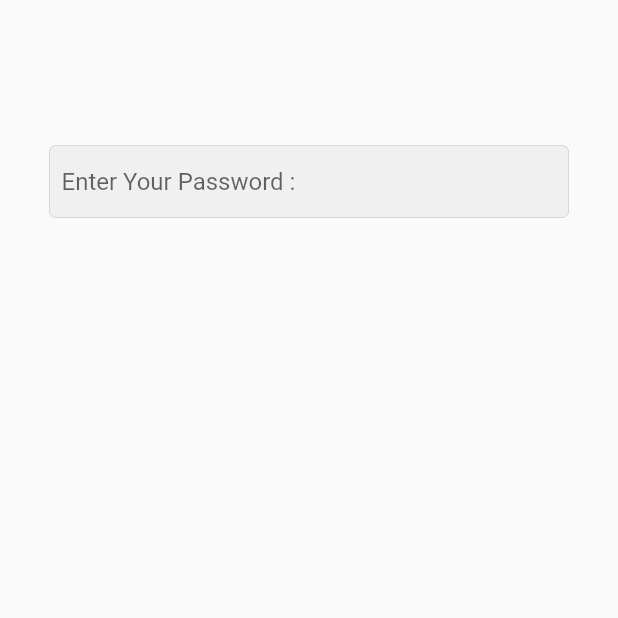
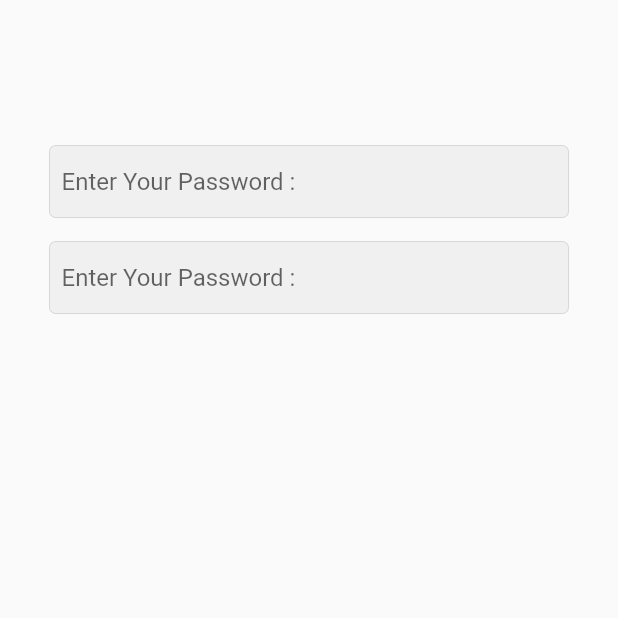
Before and after one commit to kasemkamel/e_commerce_app, a Flutter app: the screen it shows after launch, on a phone screen of 412 x 824 dp, the top half of it. Run offline on Flutter 3.47's test engine with Material 2 defaults, Android fonts, the phone set to English and light mode, and no system bars.

```diff
--- a/lib/pages/login.dart
+++ b/lib/pages/login.dart
@@ -32,7 +32,25 @@ class Login extends StatelessWidget {
 
                 SizedBox(
                   height: 16,
-                )
+                ),
+                TextField(
+                keyboardType: TextInputType.text,
+                obscureText: true,
+                decoration: InputDecoration(
+                  hintText: "Enter Your Password : ",
+                  // To delete borders
+                  enabledBorder: OutlineInputBorder(
+                    borderSide: Divider.createBorderSide(context),
+                  ),
+                  focusedBorder: OutlineInputBorder(
+                    borderSide: BorderSide(
+                      color: Colors.grey,
+                    ),
+                  ),
+                  // fillColor: Colors.red,
+                  filled: true,
+                  contentPadding: const EdgeInsets.all(8),
+                )),
           ]),
         ),
       ),
```
